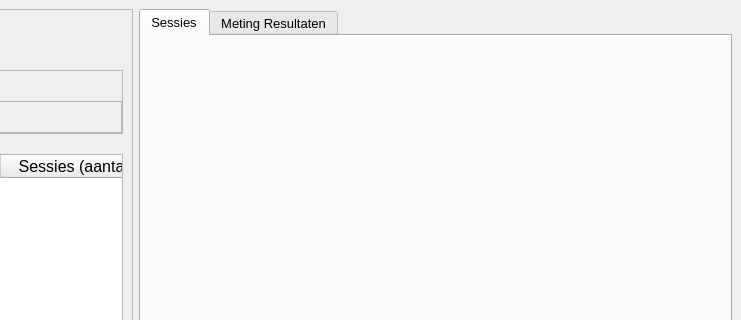
Qt form layout/mainResultaten.ui (Baeshee/IPMEDTH-Frontend) before a commit; both pictures show x 469 to 1210 and y 0 to 320 of the 1210 by 928 pixel window.
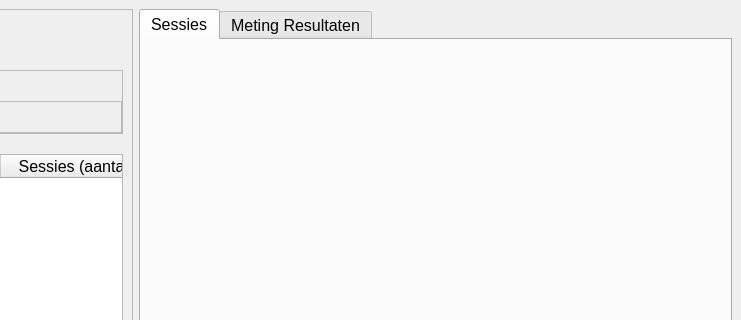
The same form after that commit.

Diff of the .ui file:
```diff
--- a/layout/mainResultaten.ui
+++ b/layout/mainResultaten.ui
@@ -252,7 +252,7 @@
         </property>
         <property name="font">
          <font>
-          <pointsize>10</pointsize>
+          <pointsize>12</pointsize>
          </font>
         </property>
         <property name="currentIndex">
```
